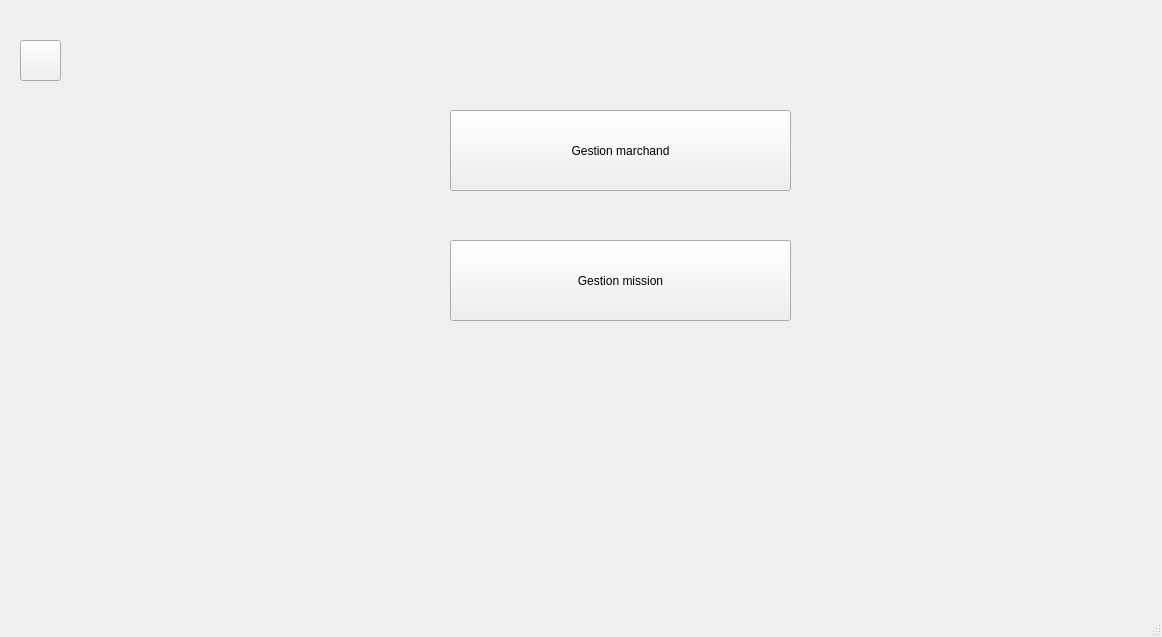
Above: mainwindow.ui from IbriRima/Smart_Municipality_2A3 before the change. Below: the same form after it.
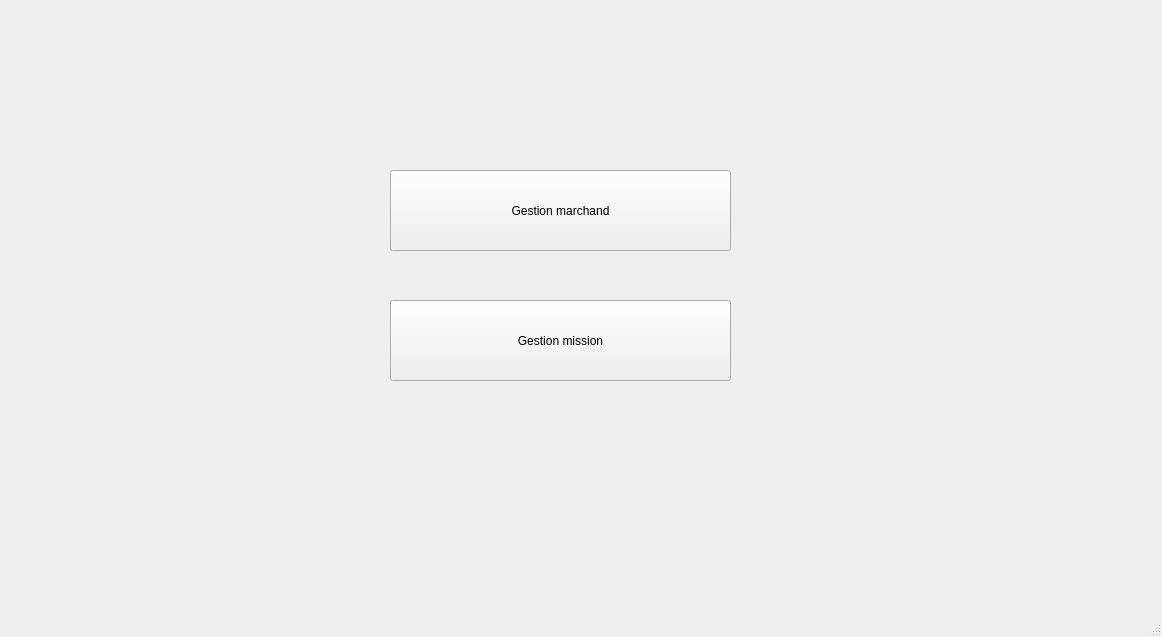
That is the form after the change. The open tabs and pages were chosen to show the change. Icons and pictures are not drawn. Custom widgets are drawn as their Qt base class.

```diff
--- a/mainwindow.ui
+++ b/mainwindow.ui
@@ -13796,10 +13796,10 @@
      <widget class="QStackedWidget" name="stackedWidget_2">
       <property name="geometry">
        <rect>
-        <x>100</x>
-        <y>30</y>
-        <width>1031</width>
-        <height>511</height>
+        <x>10</x>
+        <y>10</y>
+        <width>1161</width>
+        <height>591</height>
        </rect>
       </property>
       <property name="currentIndex">
@@ -13809,8 +13809,8 @@
        <widget class="QPushButton" name="pushButton_2">
         <property name="geometry">
          <rect>
-          <x>360</x>
-          <y>80</y>
+          <x>390</x>
+          <y>160</y>
           <width>341</width>
           <height>81</height>
          </rect>
@@ -13822,8 +13822,8 @@
        <widget class="QPushButton" name="pushButton_3">
         <property name="geometry">
          <rect>
-          <x>360</x>
-          <y>210</y>
+          <x>390</x>
+          <y>290</y>
           <width>341</width>
           <height>81</height>
          </rect>
@@ -13839,7 +13839,7 @@
         <property name="geometry">
          <rect>
           <x>810</x>
-          <y>130</y>
+          <y>210</y>
           <width>141</width>
           <height>111</height>
          </rect>
@@ -14549,28 +14549,6 @@
        </widget>
       </widget>
      </widget>
-     <widget class="QPushButton" name="pushButton_backMaintenance_5">
-      <property name="geometry">
-       <rect>
-        <x>30</x>
-        <y>40</y>
-        <width>41</width>
-        <height>41</height>
-       </rect>
-      </property>
-      <property name="styleSheet">
-       <string notr="true">#pushButton_backMaintenance_5 {
-
-                   border-image: url(:Menu.png);
-
-                   }
-
-</string>
-      </property>
-      <property name="text">
-       <string/>
-      </property>
-     </widget>
     </widget>
    </widget>
   </widget>
```
Left out of the diff: 70 changed lines with no effect on the pictures.
